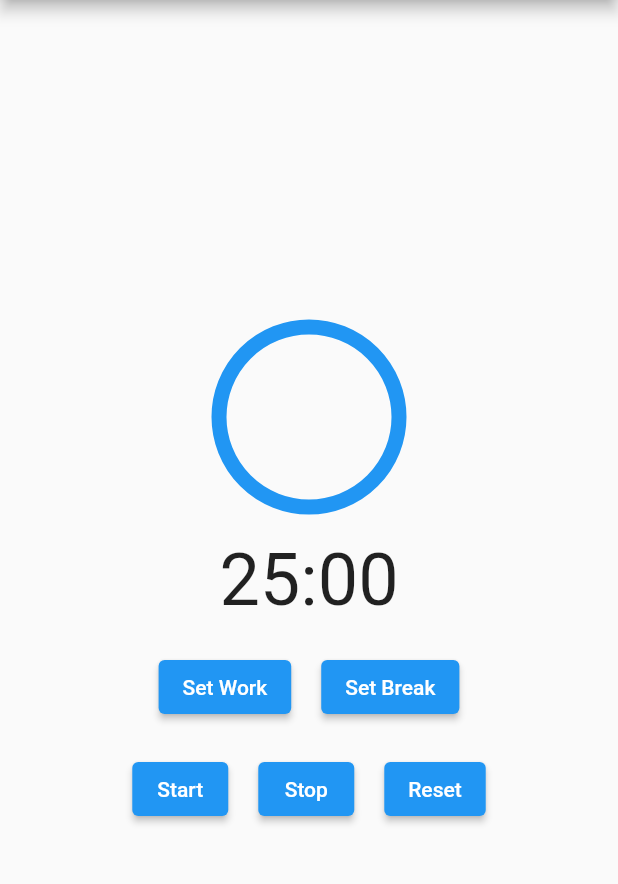
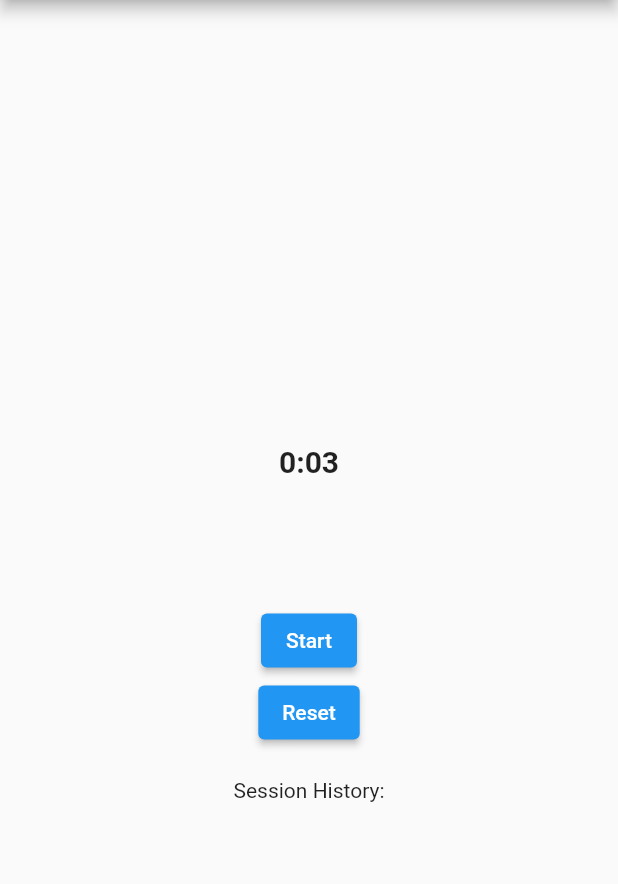
Before and after one commit to mustafagumustas/tomado, a Flutter app: the screen it shows after launch, after a tap on "Start", after a tap on "Reset", on a phone screen of 412 x 824 dp, the part 84-968 px from its top. Run offline on Flutter 3.47's test engine with Material 2 defaults, Android fonts, the light colour scheme and no system bars.

Commit message:
a more stable version with history. but there are not save files for that history, it will be added later

```diff
--- a/lib/main.dart
+++ b/lib/main.dart
@@ -1,42 +1,70 @@
 import 'package:flutter/material.dart';
-import 'dart:async';
-import 'dart:math';
 
 void main() {
-  runApp(PomodoroApp());
+  runApp(MyApp());
 }
 
-class PomodoroApp extends StatelessWidget {
+class MyApp extends StatelessWidget {
   @override
   Widget build(BuildContext context) {
     return MaterialApp(
-      title: 'Pomodoro Timer App',
+      title: 'Pomodoro Timer',
       theme: ThemeData(
         primarySwatch: Colors.blue,
-        visualDensity: VisualDensity.adaptivePlatformDensity,
       ),
-      home: PomodoroTimerScreen(),
+      home: PomodoroScreen(),
     );
   }
 }
 
-class PomodoroTimerScreen extends StatefulWidget {
+class PomodoroScreen extends StatefulWidget {
   @override
-  _PomodoroTimerScreenState createState() => _PomodoroTimerScreenState();
+  _PomodoroScreenState createState() => _PomodoroScreenState();
 }
 
-class _PomodoroTimerScreenState extends State<PomodoroTimerScreen> {
-  int workDuration = 25; // in minutes
-  int breakDuration = 5; // in minutes
-  int timeLeft = 25 * 60; // in seconds
-  bool isRunning = false;
-  bool isWorking = true;
-  Timer? timer;
+class _PomodoroScreenState extends State<PomodoroScreen> {
+  PomodoroTimer _timer = PomodoroTimer(3);
+
+  void _updateUI() {
+    setState(() {});
+  }
+  Widget _buildCircularProgress() {
+    double progress = 1 - (_timer.remainingTime / _timer.initialTime);
+    int minutes = _timer.remainingTime ~/ 60;
+    int seconds = _timer.remainingTime % 60;
+
+    return Stack(
+      alignment: Alignment.center,
+      children: [
+        SizedBox(
+          width: 150,
+          height: 150,
+          child: CircularProgressIndicator(
+            value: progress,
+            strokeWidth: 10,
+            valueColor: AlwaysStoppedAnimation<Color>(Colors.blue),
+          ),
+        ),
+        Text(
+          '$minutes:${seconds.toString().padLeft(2, '0')}',
+          style: TextStyle(fontSize: 20, fontWeight: FontWeight.bold),
+        ),
+      ],
+    );
+  }
+  Widget _buildHistoryList() {
+    return Column(
+      crossAxisAlignment: CrossAxisAlignment.start,
+      children: [
+        Text('Session History:'),
+        for (int sessionTime in _timer.history)
+          Text('$sessionTime seconds'),
+      ],
+    );
+  }
 
   @override
   Widget build(BuildContext context) {
-    double progress = 1.0 - (timeLeft / (isWorking ? workDuration : breakDuration * 60));
-
     return Scaffold(
       appBar: AppBar(
         title: Text('Pomodoro Timer'),
@@ -45,199 +73,77 @@ class _PomodoroTimerScreenState extends State<PomodoroTimerScreen> {
         child: Column(
           mainAxisAlignment: MainAxisAlignment.center,
           children: [
-            CustomPaint(
-              size: Size(120, 120),
-              painter: ProgressPainter(
-                (isWorking ? timeLeft : breakDuration * 60).toDouble() / (isWorking ? workDuration * 60 : breakDuration * 60),
-              ),
+
+            _buildCircularProgress(),
+            SizedBox(height: 20), // Adding vertical space
+            //Text('${_timer.remainingTime ~/ 60}:${_timer.remainingTime % 60}'),
+            ElevatedButton(
+              onPressed: () {
+                if (!_timer.isRunning) {
+                  _timer.startTimer(_updateUI);
+                } else {
+                  _timer.pauseTimer();
+                }
+              },
+              child: Text(_timer.isRunning ? 'Pause' : 'Start'),
             ),
-            SizedBox(height: 20),
-            Text(
-              formatTime(timeLeft),
-              style: TextStyle(fontSize: 48),
+            ElevatedButton(
+              onPressed: () {
+                _timer.resetTimer();
+                _updateUI();
+              },
+              child: Text('Reset'),
             ),
-            SizedBox(height: 20),
-            Row(
-              mainAxisAlignment: MainAxisAlignment.center,
-              children: [
-                ElevatedButton(
-                  onPressed: isRunning ? null : () => updateWorkDurationDialog(),
-                  child: Text('Set Work'),
-                ),
-                SizedBox(width: 20),
-                ElevatedButton(
-                  onPressed: isRunning ? null : () => updateBreakDurationDialog(),
-                  child: Text('Set Break'),
-                ),
-              ],
-            ),
-            SizedBox(height: 20),
-            Row(
-              mainAxisAlignment: MainAxisAlignment.center,
-              children: [
-                ElevatedButton(
-                  onPressed: () {
-                    startTimer();
-                  },
-                  child: Text('Start'),
-                ),
-                SizedBox(width: 20),
-                ElevatedButton(
-                  onPressed: () {
-                    stopTimer();
-                  },
-                  child: Text('Stop'),
-                ),
-                SizedBox(width: 20),
-                ElevatedButton(
-                  onPressed: () {
-                    resetTimer();
-                  },
-                  child: Text('Reset'),
-                ),
-              ],
-            ),
+            SizedBox(height: 20), // Adding vertical space
+            _buildHistoryList(), // Display Pomodoro session history
           ],
         ),
       ),
     );
+  }
+}
 
+
+class PomodoroTimer {
+  int initialTime;
+  int remainingTime = 0; // Initialize to 0
+  bool isRunning = false;
+
+  PomodoroTimer(this.initialTime) {
+    resetTimer();
   }
 
-  void startTimer() {
+  void startTimer(VoidCallback updateUI) {
     if (!isRunning) {
-      timer = Timer.periodic(Duration(seconds: 1), (timer) {
-        if (timeLeft > 0) {
-          setState(() {
-            timeLeft--;
-          });
-        } else {
-          // Timer is completed, switch between Work and Break modes
-          if (isWorking) {
-            timeLeft = breakDuration * 60;
-          } else {
-            timeLeft = workDuration * 60;
-          }
-          isWorking = !isWorking;
-        }
-      });
-      setState(() {
-        isRunning = true;
-      });
+      isRunning = true;
+      _tick(updateUI);
     }
   }
 
-  void stopTimer() {
-    setState(() {
-      isRunning = false;
+  List<int> history = []; // List to store completed Pomodoro session times
+
+  void _tick(VoidCallback updateUI) {
+    Future.delayed(Duration(seconds: 1), () {
+      if (isRunning && remainingTime > 0) {
+        remainingTime--;
+        updateUI();
+        _tick(updateUI);
+      } else {
+        isRunning = false;
+        if (remainingTime == 0) {
+          history.add(initialTime);
+        }
+        updateUI();
+      }
     });
-    timer?.cancel();
+  }
+
+  void pauseTimer() {
+    isRunning = false;
   }
 
   void resetTimer() {
-    setState(() {
-      stopTimer();
-      isWorking = true;
-      timeLeft = workDuration * 60;
-    });
-  }
-
-  void updateWorkDurationDialog() {
-    showDialog(
-      context: context,
-      builder: (BuildContext context) {
-        return AlertDialog(
-          title: Text('Set Work Duration'),
-          content: TextField(
-            keyboardType: TextInputType.number,
-            onChanged: (value) {
-              setState(() {
-                workDuration = int.tryParse(value) ?? workDuration;
-                if (isWorking) {
-                  timeLeft = workDuration * 60;
-                }
-              });
-            },
-          ),
-          actions: [
-            ElevatedButton(
-              onPressed: () {
-                Navigator.of(context).pop();
-              },
-              child: Text('OK'),
-            ),
-          ],
-        );
-      },
-    );
-  }
-  void updateBreakDurationDialog() {
-    showDialog(
-      context: context,
-      builder: (BuildContext context) {
-        return AlertDialog(
-          title: Text('Set Break Duration'),
-          content: TextField(
-            keyboardType: TextInputType.number,
-            onChanged: (value) {
-              setState(() {
-                breakDuration = int.tryParse(value) ?? breakDuration;
-                if (!isWorking) {
-                  timeLeft = breakDuration * 60;
-                }
-              });
-            },
-          ),
-          actions: [
-            ElevatedButton(
-              onPressed: () {
-                Navigator.of(context).pop();
-              },
-              child: Text('OK'),
-            ),
-          ],
-        );
-      },
-    );
-  }
-
-
-  String formatTime(int seconds) {
-    int minutes = seconds ~/ 60;
-    int remainingSeconds = seconds % 60;
-    return '$minutes:${remainingSeconds.toString().padLeft(2, '0')}';
+    isRunning = false;
+    remainingTime = initialTime;
   }
 }
-
-class ProgressPainter extends CustomPainter {
-  final double progress;
-
-  ProgressPainter(this.progress);
-
-  @override
-  void paint(Canvas canvas, Size size) {
-    Paint paint = Paint()
-      ..color = Colors.blue
-      ..strokeWidth = 10.0
-      ..style = PaintingStyle.stroke;
-
-    double radius = size.width / 2;
-    Offset center = Offset(size.width / 2, size.height / 2);
-
-    canvas.drawArc(
-      Rect.fromCircle(center: center, radius: radius),
-      -pi / 2,
-      2 * pi * progress,
-      false,
-      paint,
-    );
-  }
-
-  @override
-  bool shouldRepaint(covariant CustomPainter oldDelegate) {
-    return true;
-  }
-}
-void updateWorkDurationDialog() {}
-
-void updateBreakDurationDialog() {}
```
